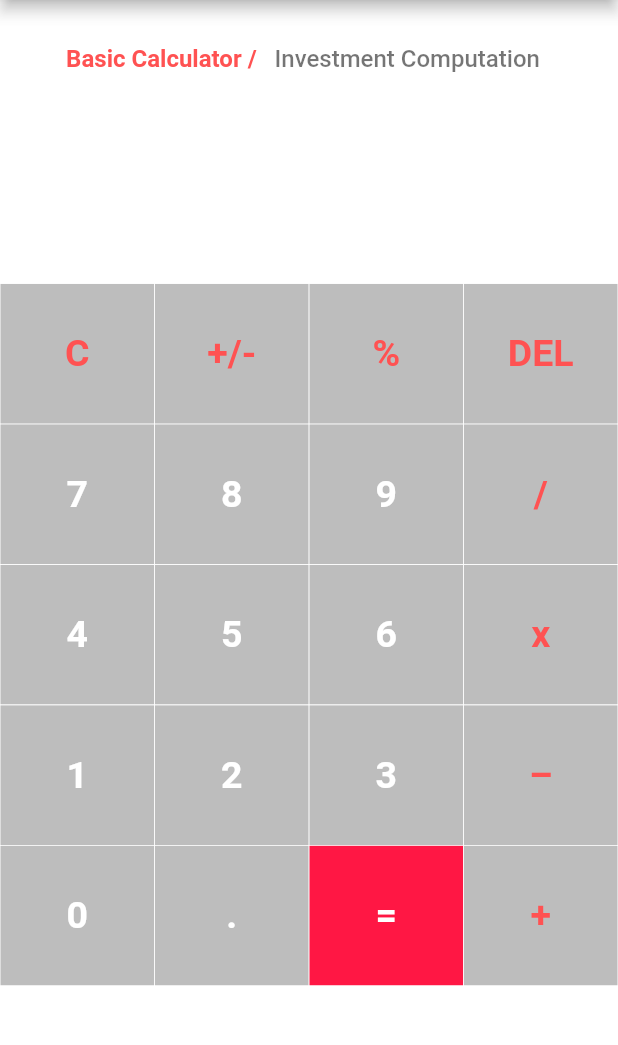
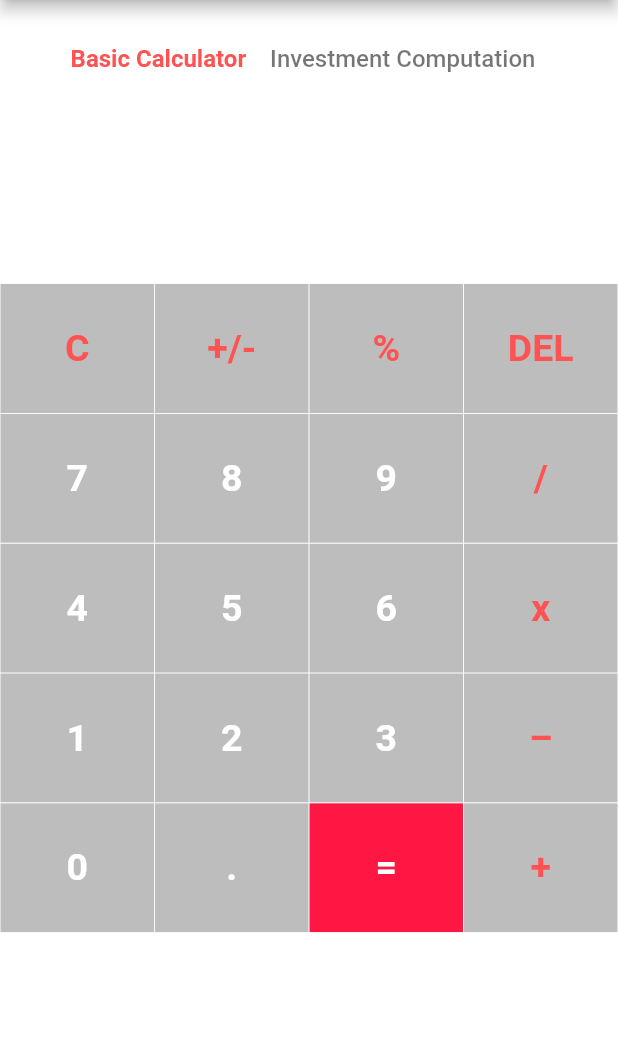
Before and after one commit to RowanSkie/investment_calc, a Flutter app: the InvestPage screen opened by its route, on a phone screen of 412 x 824 dp, the part 84-1129 px from its top. Run offline on Flutter 3.47's test engine with Material 2 defaults, Android fonts, the phone set to English and light mode, and no system bars; our stand-ins replace math_expressions.

Commit message:
Container Removed (widget)

```diff
--- a/lib/screens/calc.dart
+++ b/lib/screens/calc.dart
@@ -62,7 +62,7 @@ class _InvestPageState extends State<InvestPage> {
                       mainAxisAlignment: MainAxisAlignment.center,
                       children: [
                         Text(
-                          'Basic Calculator /',
+                          'Basic Calculator  ',
                           style: TextStyle(
                               fontWeight: FontWeight.bold,
                               fontSize: 16,
@@ -70,7 +70,7 @@ class _InvestPageState extends State<InvestPage> {
                         ),
                         TextButton(
                           child: Text(
-                            " Investment Computation",
+                            "Investment Computation",
                             style:
                                 TextStyle(fontSize: 16, color: Colors.black54),
                           ),
@@ -103,11 +103,10 @@ class _InvestPageState extends State<InvestPage> {
                 ]),
           ),
           Expanded(
-            child: Container(
             child: GridView.builder(
               itemCount: buttons.length,
               gridDelegate: SliverGridDelegateWithFixedCrossAxisCount(
-                    crossAxisCount: 4, childAspectRatio: 1.1),
+                  crossAxisCount: 4, childAspectRatio: 1.19), // childAspectSize
               itemBuilder: (BuildContext context, int index) {
                 // Clear Button
                 if (index == 0) {
@@ -191,7 +190,6 @@ class _InvestPageState extends State<InvestPage> {
                   );
                 }
               },
-              ), // GridView.builder
             ),
           ),
         ],
```
Lines whose indentation alone changed are shown as unchanged.
